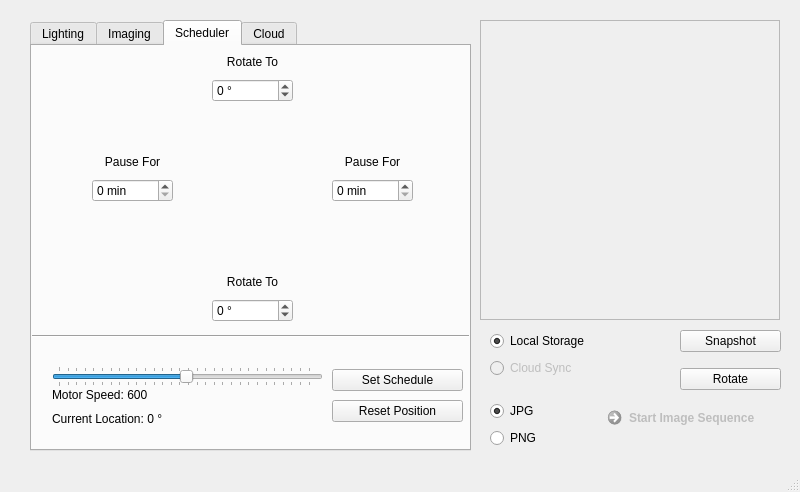
First picture: the form in _ui/FlashLapse_CP.ui, repository CoSE-Jerry/Flashlapse_NEO, before the edit.
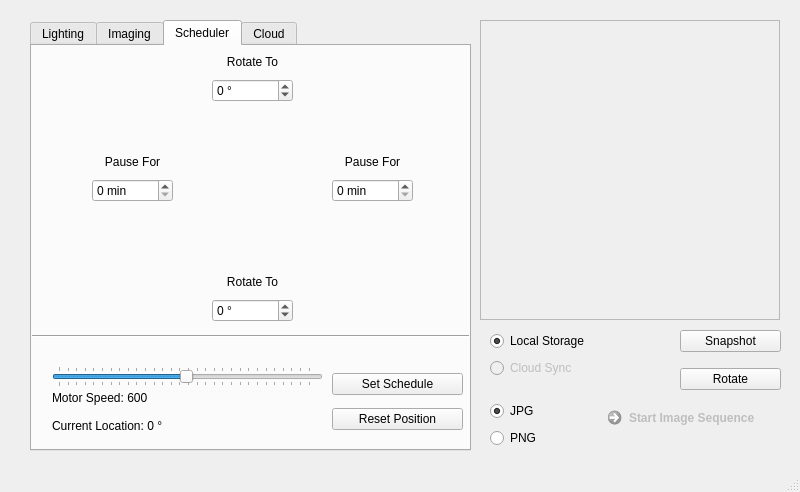
Second picture: the form after the edit. Icons and pictures are not drawn.

```diff
--- a/_ui/FlashLapse_CP.ui
+++ b/_ui/FlashLapse_CP.ui
@@ -1098,7 +1098,7 @@
         <x>300</x>
         <y>320</y>
         <width>131</width>
-        <height>61</height>
+        <height>71</height>
        </rect>
       </property>
       <layout class="QVBoxLayout" name="verticalLayout_17">
@@ -1123,8 +1123,8 @@
        <rect>
         <x>20</x>
         <y>340</y>
-        <width>160</width>
-        <height>41</height>
+        <width>201</width>
+        <height>51</height>
        </rect>
       </property>
       <layout class="QVBoxLayout" name="verticalLayout_18">
```
